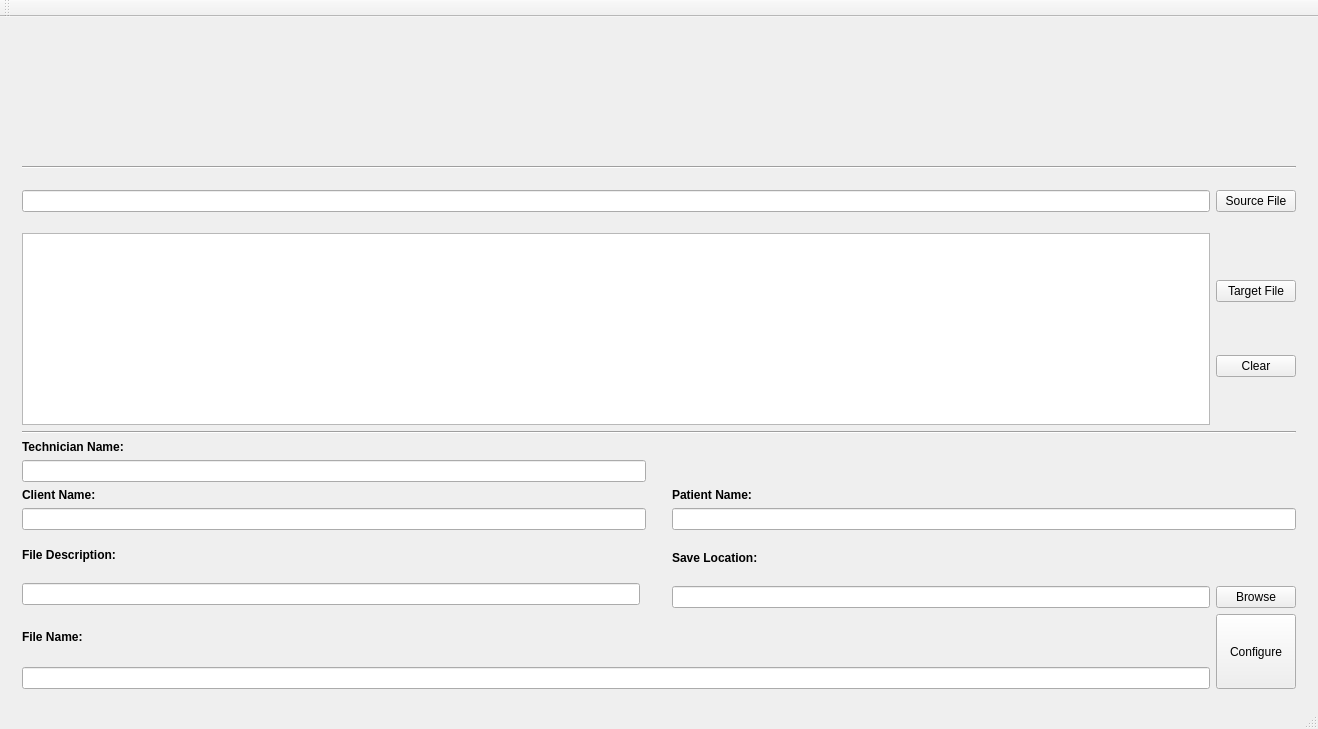
First picture: the form in Comparisoft/QT/Comparisoft/mainwindow.ui, repository kseaman/Capstone3DModelling, before the edit.
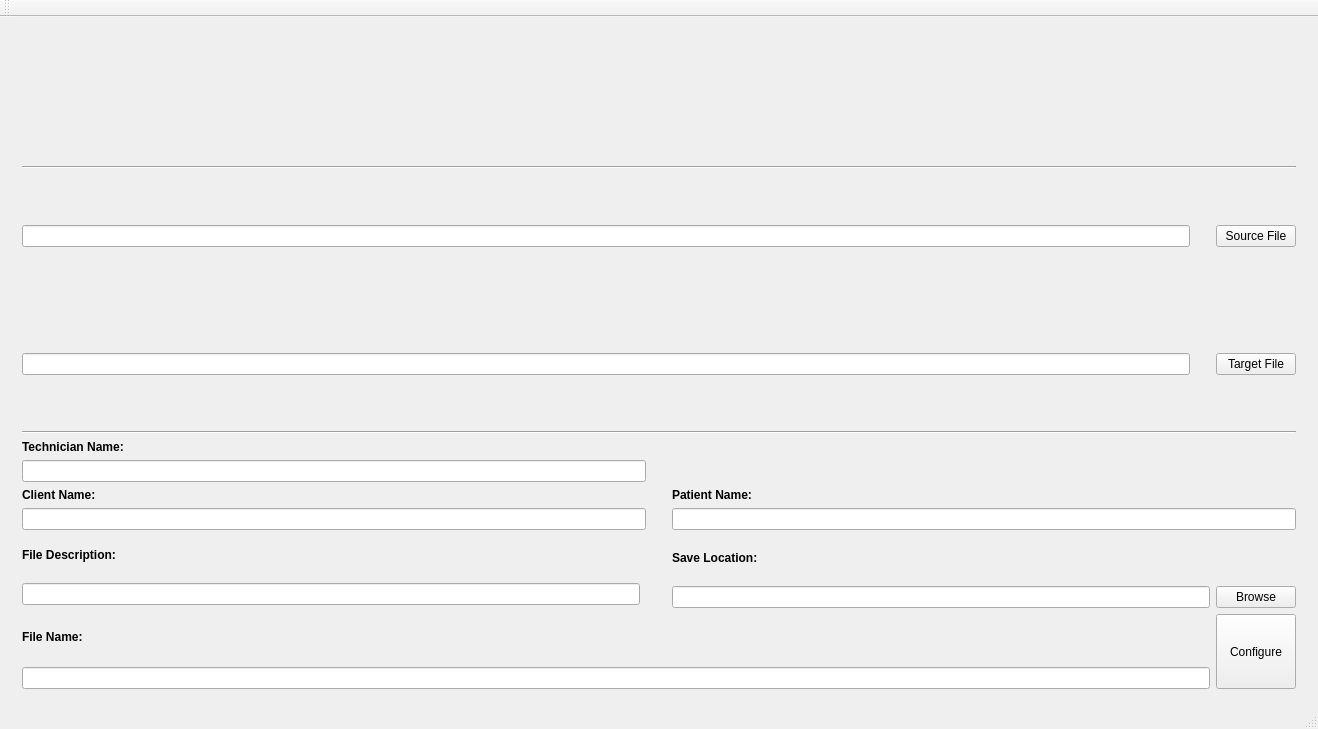
Second picture: the form after the edit. Icons and pictures are not drawn.

Commit message: Removed selection of multiple target files

```diff
--- a/Comparisoft/QT/Comparisoft/mainwindow.ui
+++ b/Comparisoft/QT/Comparisoft/mainwindow.ui
@@ -123,7 +123,7 @@
                       </property>
                       <property name="sizeHint" stdset="0">
                        <size>
-                        <width>0</width>
+                        <width>20</width>
                         <height>40</height>
                        </size>
                       </property>
@@ -141,25 +141,27 @@
                   <item>
                    <layout class="QHBoxLayout" name="horizontalLayout_2">
                     <item>
-                     <widget class="QTextEdit" name="Target_File_Text"/>
+                     <widget class="QLineEdit" name="Target_File_Text"/>
                     </item>
                     <item>
-                     <layout class="QVBoxLayout" name="verticalLayout_34">
+                     <spacer name="verticalSpacer">
+                      <property name="orientation">
+                       <enum>Qt::Vertical</enum>
+                      </property>
+                      <property name="sizeHint" stdset="0">
+                       <size>
+                        <width>20</width>
+                        <height>40</height>
+                       </size>
+                      </property>
+                     </spacer>
+                    </item>
                       <item>
                        <widget class="QPushButton" name="Target_File_Button">
                         <property name="text">
                          <string>Target File</string>
                         </property>
                        </widget>
-                      </item>
-                      <item>
-                       <widget class="QPushButton" name="Clear_Target_Files">
-                        <property name="text">
-                         <string>Clear</string>
-                        </property>
-                       </widget>
-                      </item>
-                     </layout>
                     </item>
                    </layout>
                   </item>
```
Left out of the diff: 2 changed lines with no effect on the pictures. Lines whose indentation alone changed are shown as unchanged. The commit also changes 26 other files.
